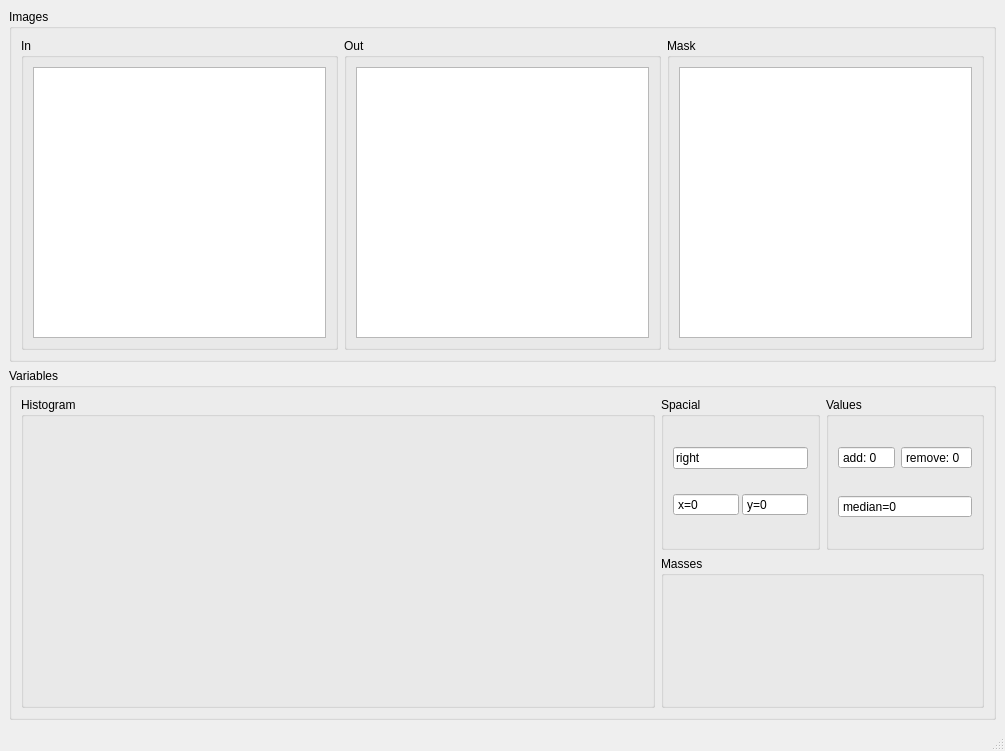
Before: the Qt Designer form Code/d_makro_huangvisualization.ui in DavidEilenstein/ImageD, drawn with Qt 5.
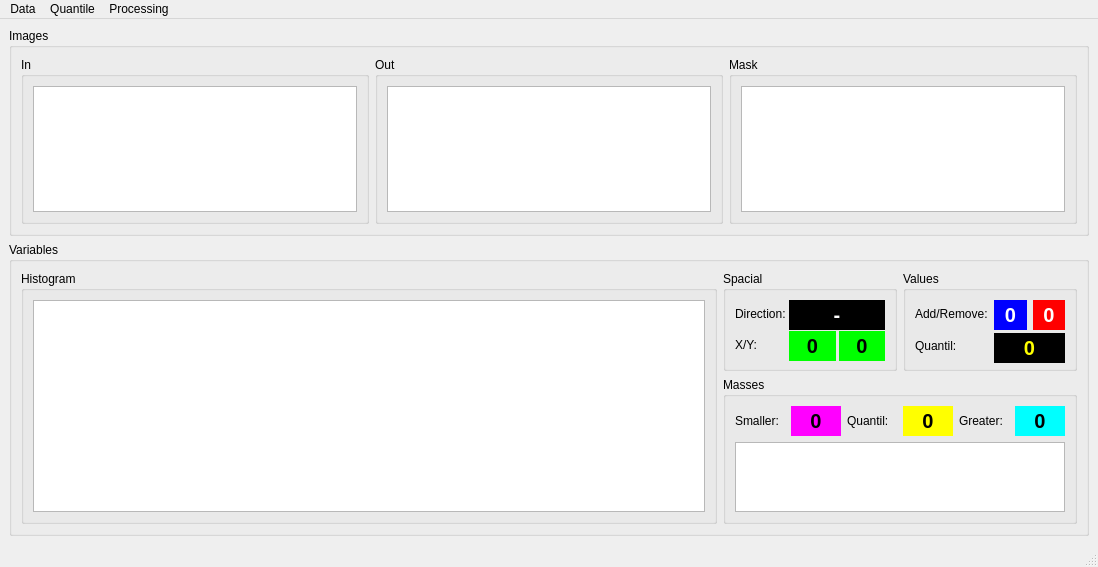
After: the same form once the commit is applied.

The edit to the form file:
```diff
--- a/Code/d_makro_huangvisualization.ui
+++ b/Code/d_makro_huangvisualization.ui
@@ -6,8 +6,8 @@
    <rect>
     <x>0</x>
     <y>0</y>
-    <width>1005</width>
-    <height>751</height>
+    <width>1098</width>
+    <height>567</height>
    </rect>
   </property>
   <property name="windowTitle">
@@ -81,11 +81,23 @@
        <item row="0" column="1">
         <widget class="QGroupBox" name="groupBox_8">
          <property name="sizePolicy">
-          <sizepolicy hsizetype="Preferred" vsizetype="Preferred">
+          <sizepolicy hsizetype="Preferred" vsizetype="Fixed">
            <horstretch>1</horstretch>
            <verstretch>0</verstretch>
           </sizepolicy>
          </property>
+         <property name="minimumSize">
+          <size>
+           <width>0</width>
+           <height>100</height>
+          </size>
+         </property>
+         <property name="maximumSize">
+          <size>
+           <width>16777215</width>
+           <height>100</height>
+          </size>
+         </property>
          <property name="title">
           <string>Spacial</string>
          </property>
@@ -93,30 +105,98 @@
           <property name="spacing">
            <number>3</number>
           </property>
+          <item row="0" column="0">
+           <widget class="QLabel" name="label_4">
+            <property name="text">
+             <string>Direction:</string>
+            </property>
+           </widget>
+          </item>
+          <item row="1" column="0">
+           <widget class="QLabel" name="label_5">
+            <property name="text">
+             <string>X/Y:</string>
+            </property>
+           </widget>
+          </item>
           <item row="0" column="1" colspan="2">
-           <widget class="QLineEdit" name="lineEdit">
+           <widget class="QLabel" name="label_direction">
+            <property name="minimumSize">
+             <size>
+              <width>0</width>
+              <height>30</height>
+             </size>
+            </property>
+            <property name="maximumSize">
+             <size>
+              <width>16777215</width>
+              <height>30</height>
+             </size>
+            </property>
+            <property name="styleSheet">
+             <string notr="true">font: bold 20px;
+background-color: black;
+color: white;</string>
+            </property>
             <property name="text">
-             <string>right</string>
+             <string>-</string>
+            </property>
+            <property name="alignment">
+             <set>Qt::AlignCenter</set>
             </property>
            </widget>
           </item>
           <item row="1" column="1">
-           <widget class="QSpinBox" name="spinBox">
-            <property name="buttonSymbols">
-             <enum>QAbstractSpinBox::NoButtons</enum>
+           <widget class="QLabel" name="label_x">
+            <property name="minimumSize">
+             <size>
+              <width>0</width>
+              <height>30</height>
+             </size>
             </property>
-            <property name="prefix">
-             <string>x=</string>
+            <property name="maximumSize">
+             <size>
+              <width>16777215</width>
+              <height>30</height>
+             </size>
+            </property>
+            <property name="styleSheet">
+             <string notr="true">font: bold 20px;
+background-color: rgb(0, 255, 0);
+color: black;</string>
+            </property>
+            <property name="text">
+             <string>0</string>
+            </property>
+            <property name="alignment">
+             <set>Qt::AlignCenter</set>
             </property>
            </widget>
           </item>
           <item row="1" column="2">
-           <widget class="QSpinBox" name="spinBox_2">
-            <property name="buttonSymbols">
-             <enum>QAbstractSpinBox::NoButtons</enum>
+           <widget class="QLabel" name="label_y">
+            <property name="minimumSize">
+             <size>
+              <width>0</width>
+              <height>30</height>
+             </size>
             </property>
-            <property name="prefix">
-             <string>y=</string>
+            <property name="maximumSize">
+             <size>
+              <width>16777215</width>
+              <height>30</height>
+             </size>
+            </property>
+            <property name="styleSheet">
+             <string notr="true">font: bold 20px;
+background-color: rgb(0, 255, 0);
+color: black;</string>
+            </property>
+            <property name="text">
+             <string>0</string>
+            </property>
+            <property name="alignment">
+             <set>Qt::AlignCenter</set>
             </property>
            </widget>
           </item>
@@ -126,62 +206,126 @@
        <item row="0" column="2">
         <widget class="QGroupBox" name="groupBox_7">
          <property name="sizePolicy">
-          <sizepolicy hsizetype="Preferred" vsizetype="Preferred">
+          <sizepolicy hsizetype="Preferred" vsizetype="Fixed">
            <horstretch>1</horstretch>
            <verstretch>0</verstretch>
           </sizepolicy>
          </property>
+         <property name="minimumSize">
+          <size>
+           <width>0</width>
+           <height>100</height>
+          </size>
+         </property>
+         <property name="maximumSize">
+          <size>
+           <width>16777215</width>
+           <height>100</height>
+          </size>
+         </property>
          <property name="title">
           <string>Values</string>
          </property>
          <layout class="QGridLayout" name="gridLayout_9">
+          <item row="0" column="0">
+           <widget class="QLabel" name="label_6">
+            <property name="text">
+             <string>Add/Remove:</string>
+            </property>
+           </widget>
+          </item>
           <item row="0" column="1">
-           <widget class="QSpinBox" name="spinBox_4">
-            <property name="buttonSymbols">
-             <enum>QAbstractSpinBox::NoButtons</enum>
+           <widget class="QLabel" name="label_add">
+            <property name="minimumSize">
+             <size>
+              <width>0</width>
+              <height>30</height>
+             </size>
             </property>
-            <property name="prefix">
-             <string>remove: </string>
+            <property name="maximumSize">
+             <size>
+              <width>16777215</width>
+              <height>30</height>
+             </size>
             </property>
+            <property name="styleSheet">
+             <string notr="true">font: bold 20px;
+background-color: blue;
+color: white;</string>
+            </property>
+            <property name="text">
+             <string>0</string>
+            </property>
+            <property name="alignment">
+             <set>Qt::AlignCenter</set>
+            </property>
            </widget>
           </item>
-          <item row="0" column="0">
-           <widget class="QSpinBox" name="spinBox_3">
-            <property name="buttonSymbols">
-             <enum>QAbstractSpinBox::NoButtons</enum>
+          <item row="1" column="0">
+           <widget class="QLabel" name="label_quantil_description">
+            <property name="text">
+             <string>Quantil:</string>
             </property>
-            <property name="prefix">
-             <string>add: </string>
+           </widget>
+          </item>
+          <item row="0" column="2">
+           <widget class="QLabel" name="label_rem">
+            <property name="minimumSize">
+             <size>
+              <width>0</width>
+              <height>30</height>
+             </size>
             </property>
+            <property name="maximumSize">
+             <size>
+              <width>16777215</width>
+              <height>30</height>
+             </size>
+            </property>
+            <property name="styleSheet">
+             <string notr="true">font: bold 20px;
+background-color: red;
+color: white;</string>
+            </property>
+            <property name="text">
+             <string>0</string>
+            </property>
+            <property name="alignment">
+             <set>Qt::AlignCenter</set>
+            </property>
            </widget>
           </item>
-          <item row="1" column="0" colspan="2">
-           <widget class="QSpinBox" name="spinBox_5">
-            <property name="buttonSymbols">
-             <enum>QAbstractSpinBox::NoButtons</enum>
+          <item row="1" column="1" colspan="2">
+           <widget class="QLabel" name="label_quantil">
+            <property name="minimumSize">
+             <size>
+              <width>0</width>
+              <height>30</height>
+             </size>
             </property>
-            <property name="prefix">
-             <string>median=</string>
+            <property name="maximumSize">
+             <size>
+              <width>16777215</width>
+              <height>30</height>
+             </size>
+            </property>
+            <property name="styleSheet">
+             <string notr="true">font: bold 20px;
+background-color: black;
+color: yellow;</string>
+            </property>
+            <property name="text">
+             <string>0</string>
+            </property>
+            <property name="alignment">
+             <set>Qt::AlignCenter</set>
             </property>
            </widget>
           </item>
          </layout>
         </widget>
        </item>
-       <item row="1" column="1" colspan="2">
-        <widget class="QGroupBox" name="groupBox_9">
-         <property name="sizePolicy">
-          <sizepolicy hsizetype="Preferred" vsizetype="Preferred">
-           <horstretch>2</horstretch>
-           <verstretch>0</verstretch>
-          </sizepolicy>
-         </property>
-         <property name="title">
-          <string>Masses</string>
-         </property>
-        </widget>
-       </item>
-       <item row="0" column="0" rowspan="2">
+       <item row="0" column="0" rowspan="3">
         <widget class="QGroupBox" name="groupBox_6">
          <property name="sizePolicy">
           <sizepolicy hsizetype="Preferred" vsizetype="Preferred">
@@ -194,7 +338,131 @@
          </property>
          <layout class="QGridLayout" name="gridLayout_8">
           <item row="0" column="0">
-           <layout class="QGridLayout" name="gridLayout_7"/>
+           <widget class="QGraphicsView" name="graphicsView_Hist"/>
+          </item>
+         </layout>
+        </widget>
+       </item>
+       <item row="1" column="1" rowspan="2" colspan="2">
+        <widget class="QGroupBox" name="groupBox_9">
+         <property name="sizePolicy">
+          <sizepolicy hsizetype="Preferred" vsizetype="Preferred">
+           <horstretch>2</horstretch>
+           <verstretch>0</verstretch>
+          </sizepolicy>
+         </property>
+         <property name="title">
+          <string>Masses</string>
+         </property>
+         <layout class="QGridLayout" name="gridLayout_10">
+          <item row="1" column="1">
+           <layout class="QGridLayout" name="gridLayout_12">
+            <item row="0" column="3">
+             <widget class="QLabel" name="label_mass_quantil">
+              <property name="minimumSize">
+               <size>
+                <width>0</width>
+                <height>30</height>
+               </size>
+              </property>
+              <property name="maximumSize">
+               <size>
+                <width>16777215</width>
+                <height>30</height>
+               </size>
+              </property>
+              <property name="styleSheet">
+               <string notr="true">font: bold 20px;
+background-color: yellow;
+color: black;</string>
+              </property>
+              <property name="text">
+               <string>0</string>
+              </property>
+              <property name="alignment">
+               <set>Qt::AlignCenter</set>
+              </property>
+             </widget>
+            </item>
+            <item row="0" column="4">
+             <widget class="QLabel" name="label_3">
+              <property name="text">
+               <string>Greater:</string>
+              </property>
+             </widget>
+            </item>
+            <item row="0" column="1">
+             <widget class="QLabel" name="label_mass_smaller">
+              <property name="minimumSize">
+               <size>
+                <width>0</width>
+                <height>30</height>
+               </size>
+              </property>
+              <property name="maximumSize">
+               <size>
+                <width>16777215</width>
+                <height>30</height>
+               </size>
+              </property>
+              <property name="styleSheet">
+               <string notr="true">font: bold 20px;
+background-color: magenta;
+color: black;</string>
+              </property>
+              <property name="text">
+               <string>0</string>
+              </property>
+              <property name="alignment">
+               <set>Qt::AlignCenter</set>
+              </property>
+             </widget>
+            </item>
+            <item row="0" column="0">
+             <widget class="QLabel" name="label">
+              <property name="text">
+               <string>Smaller:</string>
+              </property>
+             </widget>
+            </item>
+            <item row="0" column="2">
+             <widget class="QLabel" name="label_2">
+              <property name="text">
+               <string>Quantil:</string>
+              </property>
+             </widget>
+            </item>
+            <item row="0" column="5">
+             <widget class="QLabel" name="label_mass_greater">
+              <property name="minimumSize">
+               <size>
+                <width>0</width>
+                <height>30</height>
+               </size>
+              </property>
+              <property name="maximumSize">
+               <size>
+                <width>16777215</width>
+                <height>30</height>
+               </size>
+              </property>
+              <property name="styleSheet">
+               <string notr="true">font: bold 20px;
+background-color: cyan;
+color: black;</string>
+              </property>
+              <property name="text">
+               <string>0</string>
+              </property>
+              <property name="alignment">
+               <set>Qt::AlignCenter</set>
+              </property>
+             </widget>
+            </item>
+           </layout>
+          </item>
+          <item row="2" column="1">
+           <widget class="QGraphicsView" name="graphicsView_Mass"/>
           </item>
          </layout>
         </widget>
@@ -209,10 +477,38 @@
     <rect>
      <x>0</x>
      <y>0</y>
-     <width>1005</width>
+     <width>1098</width>
      <height>21</height>
     </rect>
    </property>
+   <widget class="QMenu" name="menuData">
+    <property name="title">
+     <string>Data</string>
+    </property>
+    <addaction name="actionLoad_Image"/>
+    <addaction name="actionSet_Mask"/>
+   </widget>
+   <widget class="QMenu" name="menuProcessing">
+    <property name="title">
+     <string>Processing</string>
+    </property>
+    <addaction name="actionStep_Detail"/>
+    <addaction name="actionStep_Value"/>
+    <addaction name="actionStep_Pixel"/>
+    <addaction name="actionStep_Line"/>
+    <addaction name="actionProc_All"/>
+    <addaction name="separator"/>
+    <addaction name="actionProcStop"/>
+   </widget>
+   <widget class="QMenu" name="menuQuantile">
+    <property name="title">
+     <string>Quantile</string>
+    </property>
+    <addaction name="actionChoose_new_quantile"/>
+   </widget>
+   <addaction name="menuData"/>
+   <addaction name="menuQuantile"/>
+   <addaction name="menuProcessing"/>
   </widget>
   <widget class="QStatusBar" name="statusbar"/>
  </widget>
```
Left out of the diff: 81 changed lines with no effect on the pictures.
